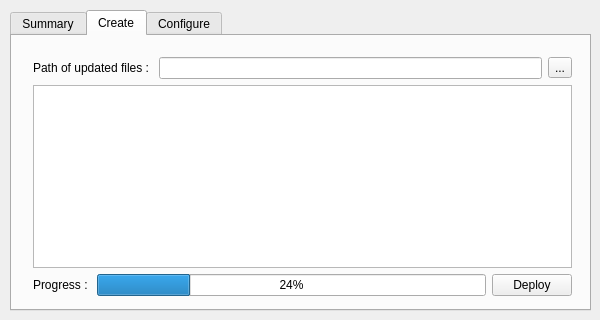
This is updatecreator.ui in LuaxY/UpdateCreator as Qt 5 draws it before an edit. The edited form follows.
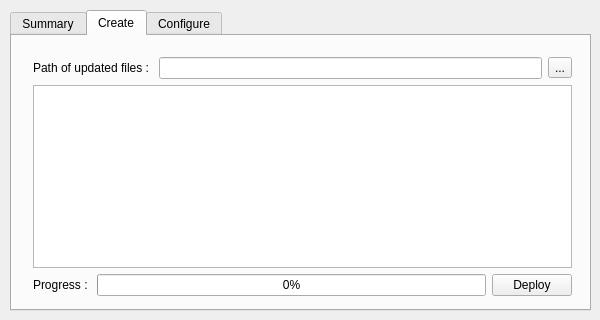
This is the edited form. The open tabs and pages were chosen to show the change.

```diff
--- a/updatecreator.ui
+++ b/updatecreator.ui
@@ -84,7 +84,7 @@
         <item>
          <widget class="QProgressBar" name="ProcessProgressBar">
           <property name="value">
-           <number>24</number>
+           <number>0</number>
           </property>
          </widget>
         </item>
```
Left out of the diff: 2 changed lines with no effect on the pictures.
